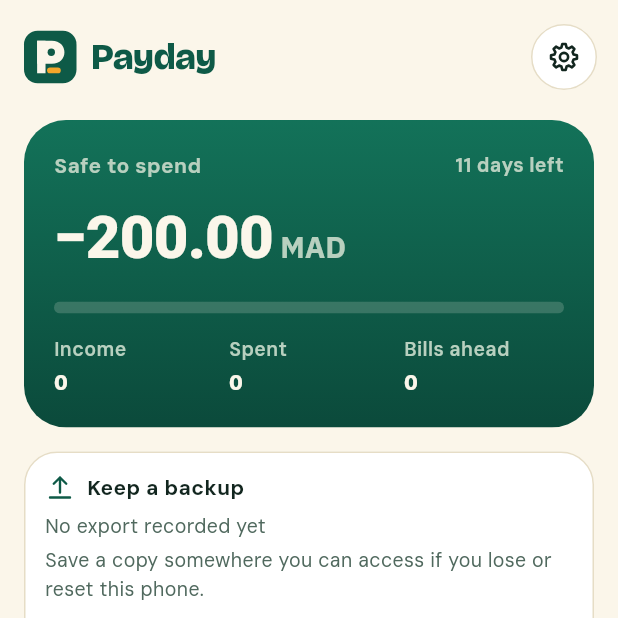
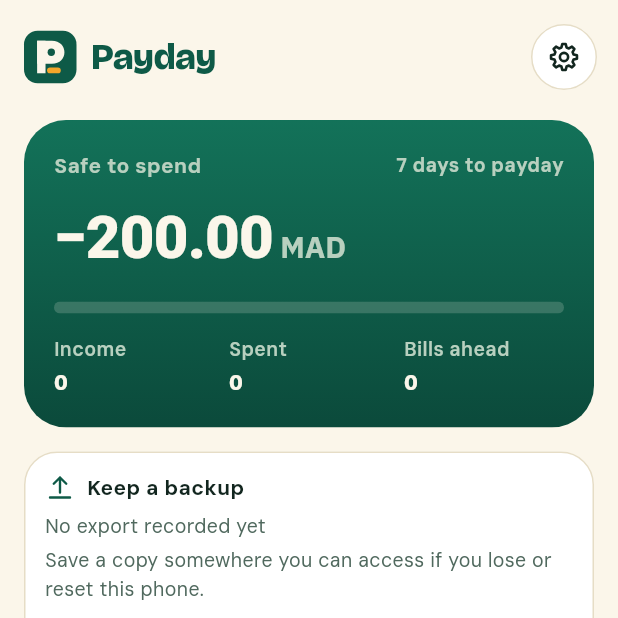
Before and after one commit to flymoa/payday-android, a Flutter app: the screen it shows after launch, on a phone screen of 412 x 824 dp, the top half of it. Run offline on Flutter 3.47's test engine with Material 3 defaults, Android fonts, the phone set to English and light mode, and no system bars; our stand-ins replace file_picker, flutter_local_notifications, flutter_secure_storage, flutter_timezone, google_sign_in, local_auth and 4 more; missing offline and left inert: cryptography; accounts and stored records are empty; key blocks and very long unbroken strings in the code were emptied for the run.

Commit message:
Pay cycle: payday setting and countdown to payday (#18)
* Pay cycle: payday setting and countdown to payday

- PayCycle model (lib/pay_cycle.dart): a cycle runs from one payday to
  the day before the next. The schedule comes from a rule the user picks
  in Settings (day 1-31 or last day of the month; weekend: Friday
  before, Monday after, or keep the date; short months fall back to the
  last day). A Salary income logged within 5 days of a scheduled payday
  starts that cycle on the day it arrived.
- Settings: new "Pay cycle" group at the top with a Payday page (day
  grid, weekend rule, live preview of the next cycles). Stored as
  payday_day / payday_weekend; default 28th, Friday before.
- Home: "9 days to payday" instead of days left in the calendar month.

Budgets, records, review and bills still run on calendar months; they
move to the cycle in follow-up PRs.

Co-Authored-By: Claude Opus 5.5 <noreply@anthropic.com>
Claude-Session: https://claude.ai/code/session_01AYNch4YqWZaZUa5nHnbsxY

* Call the setting Salary day so the app name is never translated

Co-Authored-By: Claude Opus 5.5 <noreply@anthropic.com>
Claude-Session: https://claude.ai/code/session_01AYNch4YqWZaZUa5nHnbsxY

---------

Co-authored-by: Claude <noreply@anthropic.com>

```diff
--- a/offline_app/lib/main.dart
+++ b/offline_app/lib/main.dart
@@ -20,6 +20,8 @@ import 'restore_snapshot.dart';
 import 'csv_export.dart';
 import 'recurring.dart';
 import 'ledger.dart';
+import 'pay_cycle.dart';
+import 'payday_settings_page.dart';
 import 'home_widget.dart';
 import 'db_encryption.dart';
 import 'dart:async';
@@ -356,6 +358,12 @@ class _FinanceState extends State<FinanceScreen> with WidgetsBindingObserver{
  }
  String get month=>monthKey(selected);
  void shift(int n){setState(()=>selected=DateTime(selected.year,selected.month+n));}
+ /// The payday rule the user picked in Settings (default: the 28th, Friday before a weekend).
+ PaydayRule paydayRuleOf(Map<String,List<RowData>> d){final l=Ledger(d);return PaydayRule.fromSettings(l.setting(PaydayRule.dayKey),l.setting(PaydayRule.weekendKey));}
+ /// The pay cycle containing [today]; a logged salary near payday moves its start.
+ PayCycle cycleOf(Map<String,List<RowData>> d,[DateTime? today])=>payCycleFor(today??DateTime.now(),paydayRuleOf(d),
+  salaryDates:list(d,'transactions').where((t)=>st(t,'type')=='Income'&&st(t,'category')=='Salary')
+   .map((t)=>DateTime.tryParse(st(t,'date'))).whereType<DateTime>());
  Future<bool> execute(Future<void> Function() fn,{String saved='Saved on this phone.'})async{
   if(writing)return false;
   writing=true;
--- /dev/null
+++ b/offline_app/lib/pay_cycle.dart
@@ -0,0 +1,124 @@
+// Pay cycle: money runs from one payday to the day before the next.
+//
+// The schedule comes from a rule the user picks (day of the month, or the
+// last day, and what happens when that lands on a weekend). The real salary
+// can still move a cycle: a salary logged within [salaryWindowDays] of an
+// expected payday starts that cycle on the day it arrived.
+
+/// What to do when payday falls on a Saturday or Sunday.
+enum WeekendRule { before, after, keep }
+
+/// How many days early or late a logged salary may arrive and still start the cycle.
+const salaryWindowDays = 5;
+
+class PaydayRule {
+  const PaydayRule({this.day = 28, this.weekend = WeekendRule.before});
+
+  /// Day of the month, 1–31. 0 means the last day of the month.
+  final int day;
+  final WeekendRule weekend;
+
+  static const dayKey = 'payday_day';
+  static const weekendKey = 'payday_weekend';
+
+  bool get lastDay => day == 0;
+  String get encodedDay => lastDay ? 'last' : '$day';
+
+  /// Read from settings; anything missing or invalid falls back to the 28th, Friday before.
+  static PaydayRule fromSettings(String? day, String? weekend) {
+    final d = day == 'last' ? 0 : int.tryParse(day ?? '');
+    return PaydayRule(
+      day: d != null && d >= 0 && d <= 31 ? d : 28,
+      weekend: WeekendRule.values.where((w) => w.name == weekend).firstOrNull ?? WeekendRule.before,
+    );
+  }
+
+  /// The scheduled payday in [year]/[month], after short months and the weekend rule.
+  DateTime paydayIn(int year, int month) {
+    final last = DateTime(year, month + 1, 0).day;
+    final d = lastDay || day > last ? last : day;
+    final date = DateTime(year, month, d);
+    final weekday = date.weekday; // Monday 1 … Sunday 7.
+    if (weekday < DateTime.saturday || weekend == WeekendRule.keep) return date;
+    if (weekend == WeekendRule.before) return DateTime(year, month, d - (weekday == DateTime.saturday ? 1 : 2));
+    return DateTime(year, month, d + (weekday == DateTime.saturday ? 2 : 1));
+  }
+
+  @override
+  bool operator ==(Object other) => other is PaydayRule && other.day == day && other.weekend == weekend;
+  @override
+  int get hashCode => Object.hash(day, weekend);
+}
+
+class PayCycle {
+  const PayCycle({required this.start, required this.nextPayday, required this.startedBySalary});
+
+  /// First day of the cycle (a payday, or the day the salary arrived).
+  final DateTime start;
+
+  /// Next scheduled payday; the cycle ends the day before.
+  final DateTime nextPayday;
+
+  /// True when a logged salary, not the schedule, set [start].
+  final bool startedBySalary;
+
+  DateTime get end => DateTime(nextPayday.year, nextPayday.month, nextPayday.day - 1);
+  int get length => _days(start, nextPayday);
+  bool contains(DateTime day) => !_date(day).isBefore(start) && _date(day).isBefore(nextPayday);
+
+  /// 1 on the first day of the cycle.
+  int dayIndex(DateTime today) => _days(start, today) + 1;
+
+  /// Whole days from [today] to the next payday (1 = tomorrow).
+  int daysToPayday(DateTime today) => _days(today, nextPayday);
+}
+
+DateTime _date(DateTime d) => DateTime(d.year, d.month, d.day);
+// Counted in UTC so a daylight-saving change never makes a day 23 or 25 hours.
+int _days(DateTime from, DateTime to) =>
+    DateTime.utc(to.year, to.month, to.day).difference(DateTime.utc(from.year, from.month, from.day)).inDays;
+
+/// The cycle that contains [today].
+///
+/// [salaryDates] are the dates of logged salary income. A salary within
+/// [salaryWindowDays] of a scheduled payday (and not after [today]) moves that
+/// cycle's start to the day it arrived.
+PayCycle payCycleFor(DateTime today, PaydayRule rule, {Iterable<DateTime> salaryDates = const []}) {
+  final t = _date(today);
+  final salaries = salaryDates.map(_date).where((s) => !s.isAfter(t)).toList();
+
+  // Actual start of the cycle that begins at scheduled payday [p].
+  (DateTime, bool) actual(DateTime p) {
+    DateTime? best;
+    for (final s in salaries) {
+      final gap = _days(p, s).abs();
+      if (gap <= salaryWindowDays && (best == null || gap < _days(p, best).abs())) best = s;
+    }
+    return best == null ? (p, false) : (best, true);
+  }
+
+  final scheduled = [for (var m = -2; m <= 2; m++) rule.paydayIn(t.year, t.month + m)];
+  var start = actual(scheduled.first);
+  var next = scheduled.last;
+  for (var i = 0; i < scheduled.length; i++) {
+    final a = actual(scheduled[i]);
+    if (!a.$1.isAfter(t)) {
+      start = a;
+    } else {
+      next = scheduled[i];
+      break;
+    }
+  }
+  return PayCycle(start: start.$1, nextPayday: next, startedBySalary: start.$2);
+}
+
+/// The next [count] cycles from the one containing [today], for previews.
+List<PayCycle> upcomingCycles(DateTime today, PaydayRule rule, {int count = 3}) {
+  final out = <PayCycle>[];
+  var c = payCycleFor(today, rule);
+  for (var i = 0; i < count; i++) {
+    c = payCycleFor(c.nextPayday, rule);
+    out.add(c);
+  }
+  return out;
+}
--- a/offline_app/lib/screens/home_screen.dart
+++ b/offline_app/lib/screens/home_screen.dart
@@ -147,7 +147,8 @@ extension _HomeScreen on _FinanceState {
   const heroInk=paydaySand;
   final now=DateTime.now();
   final current=selected.year==now.year&&selected.month==now.month;
-  final daysLeft=DateTime(now.year,now.month+1,0).day-now.day+1;
+  // Home counts down to payday, not to the end of the calendar month.
+  final toPayday=cycleOf(d,now).daysToPayday(now);
   final nextBill=current?nextDueBill(d,now):null;
   String whole(int cents)=>homeDigits(cents).split(decimalSeparator).first;
   Widget heroFigure(String label,String value)=>Expanded(child:Column(crossAxisAlignment:CrossAxisAlignment.start,children:[
@@ -168,7 +169,7 @@ extension _HomeScreen on _FinanceState {
        Row(children:[Expanded(flex:3,child:LText('Safe to spend',maxLines:1,overflow:TextOverflow.ellipsis,style:TextStyle(color:PaydayColors.heroMuted,fontWeight:FontWeight.w700))),
         SizedBox(width:8),
         Expanded(flex:2,child:FittedBox(fit:BoxFit.scaleDown,alignment:AlignmentDirectional.centerEnd,child:LText(
-         !current?monthLabel(selected):daysLeft==1?'Last day of the month':language=='ar'?'باقي ${arabicDays(daysLeft)}':'$daysLeft days left',maxLines:1,
+         !current?monthLabel(selected):toPayday==1?'Payday tomorrow':language=='ar'?'الراتب بعد ${arabicDays(toPayday,after:true)}':'$toPayday days to payday',maxLines:1,
          style:TextStyle(color:PaydayColors.heroMuted,fontWeight:FontWeight.w700,fontSize:PaydayType.caption))))]),
        SizedBox(height:10),FittedBox(fit:BoxFit.scaleDown,alignment:AlignmentDirectional.centerStart,child:Text.rich(TextSpan(children:[TextSpan(text:homeDigits(balance.safe),style:TextStyle(fontSize:40)),TextSpan(text:' ${currencyLabel(currency,language)}',style:TextStyle(fontSize:20,color:PaydayColors.heroMuted,letterSpacing:0,fontFamily:'PlexArabic',fontFamilyFallback:const ['DMSans']))]),
         // In Arabic the number reads first from the right, then درهم.
--- a/offline_app/lib/screens/settings_screen.dart
+++ b/offline_app/lib/screens/settings_screen.dart
@@ -37,6 +37,15 @@ extension _SettingsScreen on _FinanceState {
   final canChange=widget.onPreferencesChanged!=null&&!preferencesSaving;
   return Column(crossAxisAlignment:CrossAxisAlignment.start,children:[
    if(preferencesSaving)LinearProgressIndicator(),
+   // Payday first: it changes every number in the app.
+   settingsGroup('Pay cycle',[
+    ListTile(key:ValueKey('payday-setting'),leading:PaydayAppIcon(Icons.calendar_today_outlined),title:LText('Salary day'),
+     subtitle:LText('Next payday: ${shortDay(dayKey(cycleOf(d).nextPayday))}'),trailing:PaydayAppIcon(Icons.chevron_right),
+     onTap:()=>openSettingsPage((_)=>PaydaySettingsPage(initial:paydayRuleOf(d),onChanged:(rule)=>execute(()async{
+      await store.setSetting(PaydayRule.dayKey,rule.encodedDay);
+      await store.setSetting(PaydayRule.weekendKey,rule.weekend.name);
+     },saved:'Payday saved.')))),
+   ]),
    settingsGroup('General',[
     ListTile(key:ValueKey('language-setting'),leading:PaydayAppIcon(Icons.translate),title:LText('Language'),
      subtitle:Text(paydayLanguages[language]!),trailing:PaydayAppIcon(Icons.chevron_right),
--- a/offline_app/lib/translations.dart
+++ b/offline_app/lib/translations.dart
@@ -1,5 +1,21 @@
 // Display-only French and Arabic messages. Stored financial identifiers are never translated.
 const paydayTranslations=<String,List<String>>{
+ "Pay cycle":["Cycle de paie","دورة الراتب"],
+ "Salary day":["Jour de paie","يوم الراتب"],
+ "Payday saved.":["Jour de paie enregistré.","تم حفظ يوم الراتب."],
+ "Save payday":["Enregistrer le jour de paie","حفظ يوم الراتب"],
+ "Payday tomorrow":["Paie demain","الراتب غدًا"],
+ "{0} days to payday":["Paie dans {0} jours","الراتب بعد {0} أيام"],
+ "Next payday: {0}":["Prochaine paie : {0}","الراتب القادم: {0}"],
+ "Which day is payday?":["Quel jour est la paie ?","ما هو يوم الراتب؟"],
+ "If payday falls on a weekend":["Si la paie tombe un week-end","إذا صادف يوم الراتب عطلة نهاية الأسبوع"],
+ "Paid the Friday before":["Versée le vendredi d’avant","يُصرف يوم الجمعة قبله"],
+ "Paid the Monday after":["Versée le lundi d’après","يُصرف يوم الاثنين بعده"],
+ "Keep the date":["Garder la date","الإبقاء على نفس التاريخ"],
+ "Your next cycles":["Vos prochains cycles","دوراتك القادمة"],
+ "Every amount in Payday runs from one payday to the next.":["Dans Payday, tout se compte d’une paie à la suivante.","كل المبالغ في Payday تُحسب من راتب إلى الراتب التالي."],
+ "If your salary arrives up to 5 days early or late, the cycle starts on the day you log it.":["Si votre salaire arrive jusqu’à 5 jours plus tôt ou plus tard, le cycle commence le jour où vous l’enregistrez.","إذا وصل راتبك قبل موعده أو بعده بخمسة أيام على الأكثر، تبدأ الدورة يوم تسجيله."],
+ "Could not save payday. Please try again.":["Impossible d’enregistrer le jour de paie. Réessayez.","تعذّر حفظ يوم الراتب. حاول مجددًا."],
  "Language":["Langue","اللغة"],
  "English":["Anglais","الإنجليزية"],
  "French":["Français","الفرنسية"],
```
Also changed, not shown: offline_app/lib/payday_settings_page.dart (added, +127 -0 lines), 2 other files.
